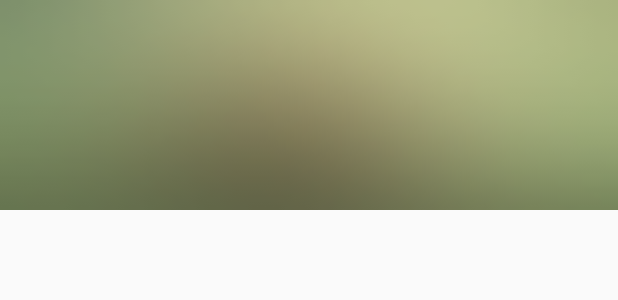
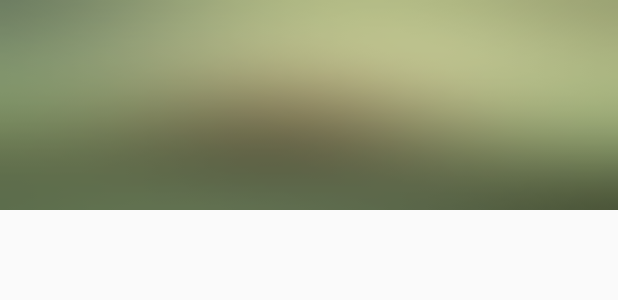
Before and after one commit to kalter704/Pretty_owls_Wallpaper, an Android app: the layout drawer_header.xml on its own in the app's theme, with its tools: preview values and no code run, on a phone screen of 412 x 824 dp. Shown: the top 300 px of the screen. Run offline under Robolectric (Android 15) with nearby library versions, the phone set to English and light mode, and no system bars.

```diff
--- a/app/src/main/res/drawable/oval.xml
+++ /dev/null
@@ -1,7 +0,0 @@
-<?xml version="1.0" encoding="utf-8"?>
-<shape xmlns:android="http://schemas.android.com/apk/res/android"
-    >
-    <corners
-        android:radius="1000dp"
-        />
-</shape>
--- a/app/src/main/res/layout/drawer_header.xml
+++ b/app/src/main/res/layout/drawer_header.xml
@@ -4,7 +4,7 @@
     xmlns:tools="http://schemas.android.com/tools"
     android:layout_width="match_parent"
     android:layout_height="wrap_content"
-    android:background="@drawable/header2"
+    android:background="@drawable/header"
     android:paddingBottom="@dimen/activity_vertical_margin"
     android:paddingLeft="@dimen/activity_horizontal_margin"
     android:paddingRight="@dimen/activity_horizontal_margin"
@@ -21,8 +21,7 @@
         android:layout_marginBottom="20dp"
         android:layout_marginLeft="20dp"
         android:layout_marginRight="20dp"
-        android:layout_marginTop="40dp"
-        android:background="@drawable/oval"/>
+        android:layout_marginTop="40dp"/>
 
     <!--
         android:adjustViewBounds="true"
```
Also changed, not shown: app/src/main/res/drawable/header2.png (deleted).
